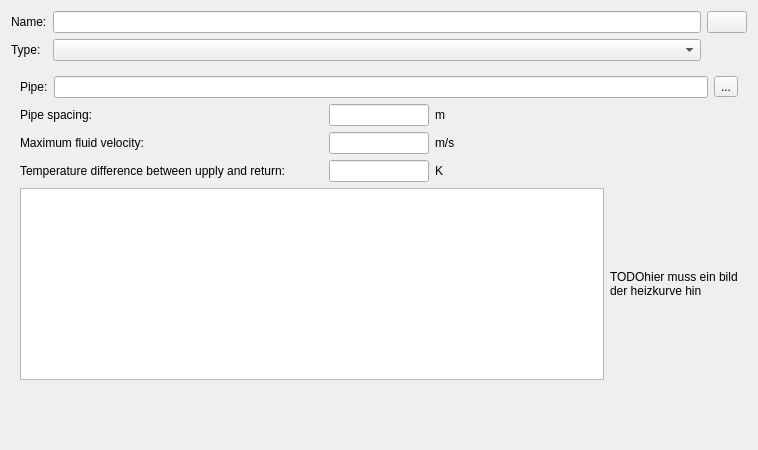
Before: the Qt Designer form SIM-VICUS/src/SVDBSurfaceHeatingEditWidget.ui in ghorwin/SIM-VICUS, drawn with Qt 5.
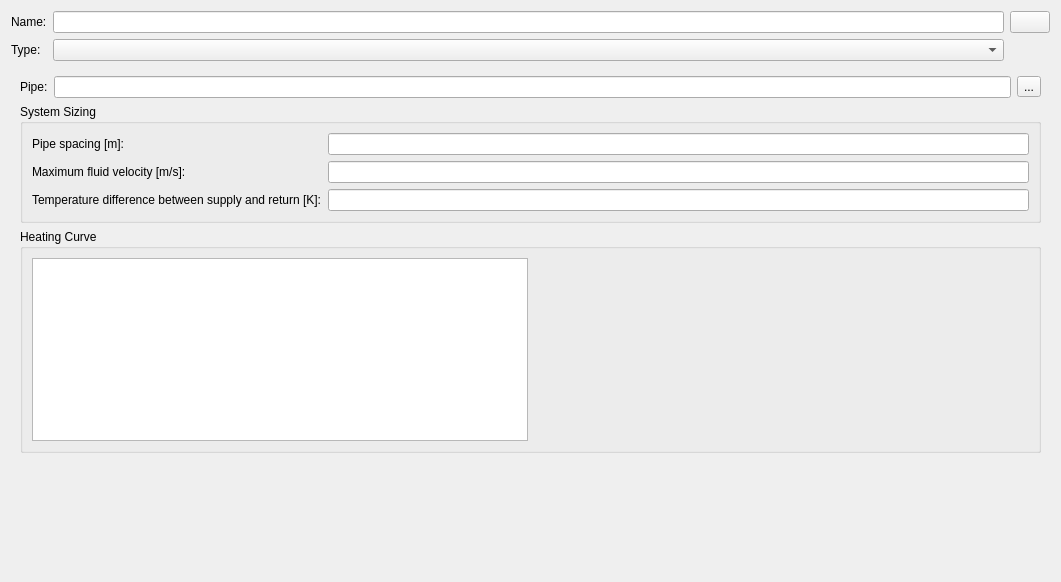
After: the same form once the commit is applied. The open tabs and pages were chosen to show the change. Custom widgets are drawn as their Qt base class.

Commit message: add heating curve plot

Patch:
```diff
--- a/SIM-VICUS/src/SVDBSurfaceHeatingEditWidget.ui
+++ b/SIM-VICUS/src/SVDBSurfaceHeatingEditWidget.ui
@@ -6,14 +6,14 @@
    <rect>
     <x>0</x>
     <y>0</y>
-    <width>758</width>
-    <height>450</height>
+    <width>1061</width>
+    <height>582</height>
    </rect>
   </property>
   <property name="windowTitle">
    <string>Form</string>
   </property>
-  <layout class="QVBoxLayout" name="gridLayoutMaster">
+  <layout class="QVBoxLayout" name="masterLayout">
    <item>
     <layout class="QGridLayout" name="gridLayout">
      <item row="0" column="0">
@@ -51,7 +51,7 @@
    <item>
     <widget class="QStackedWidget" name="stackedWidget">
      <property name="currentIndex">
-      <number>0</number>
+      <number>1</number>
      </property>
      <widget class="QWidget" name="page">
       <layout class="QVBoxLayout" name="verticalLayout">
@@ -127,8 +127,8 @@
       </layout>
      </widget>
      <widget class="QWidget" name="page_2">
-      <layout class="QGridLayout" name="gridLayout_4">
-       <item row="0" column="0" colspan="2">
+      <layout class="QVBoxLayout" name="verticalLayout_3">
+       <item>
         <layout class="QHBoxLayout" name="horizontalLayout">
          <item>
           <widget class="QLabel" name="labelSubTemplate">
@@ -153,97 +153,117 @@
          </item>
         </layout>
        </item>
-       <item row="1" column="0" colspan="2">
-        <layout class="QGridLayout" name="gridLayout_3">
-         <item row="0" column="0">
-          <widget class="QLabel" name="labelShieldCoefficient_2">
-           <property name="text">
-            <string>Pipe spacing:</string>
-           </property>
-          </widget>
-         </item>
-         <item row="0" column="1">
-          <widget class="QtExt::ValidatingLineEdit" name="lineEditPipeSpacing">
-           <property name="maximumSize">
-            <size>
-             <width>100</width>
-             <height>16777215</height>
-            </size>
-           </property>
-          </widget>
-         </item>
-         <item row="0" column="2">
-          <widget class="QLabel" name="labelShieldCoefficientUnit_2">
-           <property name="text">
-            <string>m</string>
-           </property>
-          </widget>
-         </item>
-         <item row="1" column="0">
-          <widget class="QLabel" name="labelShieldCoefficient_3">
-           <property name="text">
-            <string>Maximum fluid velocity:</string>
-           </property>
-          </widget>
-         </item>
-         <item row="1" column="1">
-          <widget class="QtExt::ValidatingLineEdit" name="lineEditFluidVelocity">
-           <property name="maximumSize">
-            <size>
-             <width>100</width>
-             <height>16777215</height>
-            </size>
-           </property>
-          </widget>
-         </item>
-         <item row="1" column="2">
-          <widget class="QLabel" name="labelShieldCoefficientUnit_3">
-           <property name="text">
-            <string>m/s</string>
-           </property>
-          </widget>
-         </item>
-         <item row="2" column="0">
+       <item>
+        <widget class="QGroupBox" name="groupBox_2">
+         <property name="title">
+          <string>System Sizing</string>
+         </property>
+         <layout class="QFormLayout" name="formLayout_2">
+          <item row="3" column="0">
           <widget class="QLabel" name="labelShieldCoefficient_4">
            <property name="text">
-            <string>Temperature difference between upply and return:</string>
+             <string>Temperature difference between supply and return [K]:</string>
            </property>
           </widget>
          </item>
-         <item row="2" column="1">
+          <item row="3" column="1">
           <widget class="QtExt::ValidatingLineEdit" name="lineEditTemperaturDifference">
+            <property name="sizePolicy">
+             <sizepolicy hsizetype="Expanding" vsizetype="Fixed">
+              <horstretch>0</horstretch>
+              <verstretch>0</verstretch>
+             </sizepolicy>
+            </property>
            <property name="maximumSize">
             <size>
-             <width>100</width>
+              <width>16777215</width>
              <height>16777215</height>
             </size>
            </property>
           </widget>
          </item>
-         <item row="2" column="2">
-          <widget class="QLabel" name="labelShieldCoefficientUnit_4">
+          <item row="1" column="1">
+           <widget class="QtExt::ValidatingLineEdit" name="lineEditFluidVelocity">
+            <property name="sizePolicy">
+             <sizepolicy hsizetype="Expanding" vsizetype="Fixed">
+              <horstretch>0</horstretch>
+              <verstretch>0</verstretch>
+             </sizepolicy>
+            </property>
+            <property name="maximumSize">
+             <size>
+              <width>16777215</width>
+              <height>16777215</height>
+             </size>
+            </property>
+           </widget>
+          </item>
+          <item row="1" column="0">
+           <widget class="QLabel" name="labelShieldCoefficient_3">
            <property name="text">
-            <string>K</string>
+             <string>Maximum fluid velocity [m/s]:</string>
            </property>
           </widget>
          </item>
-        </layout>
+          <item row="0" column="1">
+           <widget class="QtExt::ValidatingLineEdit" name="lineEditPipeSpacing">
+            <property name="sizePolicy">
+             <sizepolicy hsizetype="Expanding" vsizetype="Fixed">
+              <horstretch>0</horstretch>
+              <verstretch>0</verstretch>
+             </sizepolicy>
+            </property>
+            <property name="maximumSize">
+             <size>
+              <width>16777215</width>
+              <height>16777215</height>
+             </size>
+            </property>
+           </widget>
+          </item>
+          <item row="0" column="0">
+           <widget class="QLabel" name="labelShieldCoefficient_2">
+            <property name="text">
+             <string>Pipe spacing [m]:</string>
+            </property>
+           </widget>
+          </item>
+         </layout>
+        </widget>
        </item>
-       <item row="2" column="0">
-        <widget class="QTableWidget" name="tableWidget"/>
-       </item>
-       <item row="2" column="1">
-        <widget class="QLabel" name="label_3">
-         <property name="text">
-          <string>TODOhier muss ein bild der heizkurve hin</string>
-         </property>
-         <property name="wordWrap">
-          <bool>true</bool>
+       <item>
+        <widget class="QGroupBox" name="groupBox">
+         <property name="title">
+          <string>Heating Curve</string>
+         </property>
+         <layout class="QHBoxLayout" name="horizontalLayout_5">
+          <item>
+           <widget class="QTableWidget" name="tableWidget">
+            <property name="minimumSize">
+             <size>
+              <width>400</width>
+              <height>0</height>
+             </size>
+            </property>
+           </widget>
+          </item>
+          <item>
+           <widget class="QwtPlot" name="widgetPlotHeatingCurve" native="true">
+            <property name="sizePolicy">
+             <sizepolicy hsizetype="Expanding" vsizetype="Expanding">
+              <horstretch>0</horstretch>
+              <verstretch>0</verstretch>
+             </sizepolicy>
+            </property>
+            <property name="minimumSize">
+             <size>
+              <width>400</width>
+              <height>0</height>
+             </size>
          </property>
         </widget>
        </item>
       </layout>
-     </widget>
     </widget>
    </item>
    <item>
@@ -254,10 +274,14 @@
      <property name="sizeHint" stdset="0">
       <size>
        <width>20</width>
-       <height>30</height>
+           <height>118</height>
       </size>
      </property>
     </spacer>
+       </item>
+      </layout>
+     </widget>
+    </widget>
    </item>
   </layout>
  </widget>
@@ -270,15 +294,21 @@
     <signal>editingFinishedSuccessfully()</signal>
    </slots>
   </customwidget>
+  <customwidget>
+   <class>QtExt::LanguageStringEditWidget1</class>
+   <extends>QLineEdit</extends>
+   <header location="global">QtExt_LanguageStringEditWidget1.h</header>
+   <container>1</container>
+  </customwidget>
   <customwidget>
    <class>QtExt::ColorButton</class>
    <extends>QPushButton</extends>
    <header location="global">QtExt_ColorButton.h</header>
   </customwidget>
   <customwidget>
-   <class>QtExt::LanguageStringEditWidget1</class>
-   <extends>QLineEdit</extends>
-   <header location="global">QtExt_LanguageStringEditWidget1.h</header>
+   <class>QwtPlot</class>
+   <extends>QWidget</extends>
+   <header location="global">qwt_plot.h</header>
    <container>1</container>
   </customwidget>
  </customwidgets>
```
Lines whose indentation alone changed are shown as unchanged. The commit also changes 2 other files.
